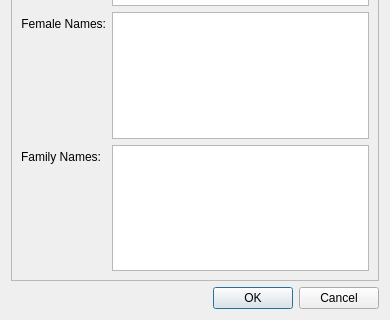
Old version of the form ui/CreateRaceWidget.ui in the repository jgardner1/JGRPGTools; both pictures show x 0 to 390 and y 169 to 489 of the 390 by 489 pixel window.
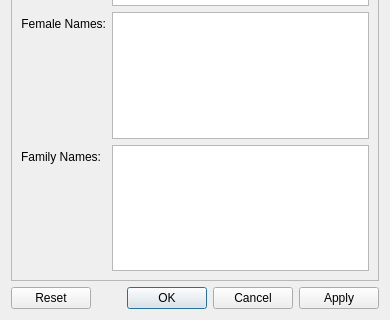
New version of the form.

Commit message: Added an apply button and reset button for create race

The edit to the form file:
```diff
--- a/ui/CreateRaceWidget.ui
+++ b/ui/CreateRaceWidget.ui
@@ -115,7 +115,7 @@
       <enum>Qt::Horizontal</enum>
      </property>
      <property name="standardButtons">
-      <set>QDialogButtonBox::Cancel|QDialogButtonBox::Ok</set>
+      <set>QDialogButtonBox::Apply|QDialogButtonBox::Cancel|QDialogButtonBox::Ok|QDialogButtonBox::Reset</set>
      </property>
     </widget>
    </item>
```
Left out of the diff: 31 changed lines with no effect on the pictures. The commit also changes 4 other files.
